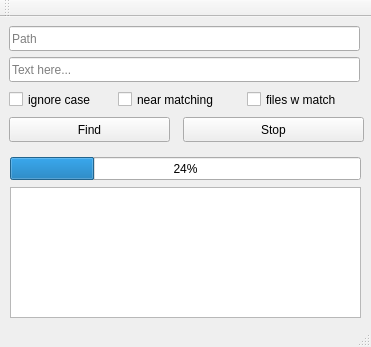
This is mainwindow.ui in gleb-kov/qtgrep as Qt 5 draws it before an edit. The edited form follows.
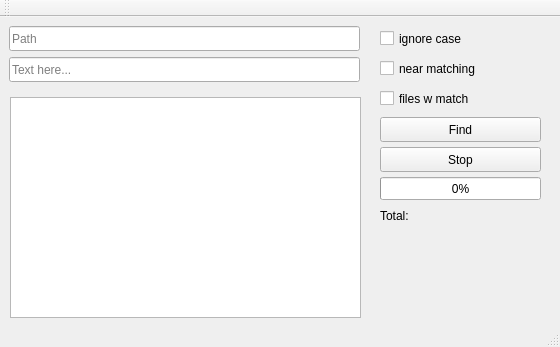
This is the edited form.

Diff of the .ui file:
```diff
--- a/mainwindow.ui
+++ b/mainwindow.ui
@@ -6,7 +6,7 @@
    <rect>
     <x>0</x>
     <y>0</y>
-    <width>371</width>
+    <width>560</width>
     <height>347</height>
    </rect>
   </property>
@@ -43,9 +43,9 @@
    <widget class="QCheckBox" name="checkBox">
     <property name="geometry">
      <rect>
-      <x>9</x>
-      <y>71</y>
-      <width>103</width>
+      <x>380</x>
+      <y>10</y>
+      <width>161</width>
       <height>23</height>
      </rect>
     </property>
@@ -56,9 +56,9 @@
    <widget class="QCheckBox" name="checkBox_2">
     <property name="geometry">
      <rect>
-      <x>118</x>
-      <y>71</y>
-      <width>123</width>
+      <x>380</x>
+      <y>40</y>
+      <width>161</width>
       <height>23</height>
      </rect>
     </property>
@@ -69,9 +69,9 @@
    <widget class="QCheckBox" name="checkBox_3">
     <property name="geometry">
      <rect>
-      <x>247</x>
-      <y>71</y>
-      <width>115</width>
+      <x>380</x>
+      <y>70</y>
+      <width>161</width>
       <height>23</height>
      </rect>
     </property>
@@ -82,7 +82,7 @@
    <widget class="QPushButton" name="pushButton">
     <property name="geometry">
      <rect>
-      <x>9</x>
+      <x>380</x>
       <y>100</y>
       <width>161</width>
       <height>25</height>
@@ -95,9 +95,9 @@
    <widget class="QPushButton" name="pushButton_2">
     <property name="geometry">
      <rect>
-      <x>183</x>
-      <y>100</y>
-      <width>181</width>
+      <x>380</x>
+      <y>130</y>
+      <width>161</width>
       <height>25</height>
      </rect>
     </property>
@@ -108,26 +108,39 @@
    <widget class="QProgressBar" name="progressBar">
     <property name="geometry">
      <rect>
-      <x>10</x>
-      <y>140</y>
-      <width>351</width>
+      <x>380</x>
+      <y>160</y>
+      <width>161</width>
       <height>23</height>
      </rect>
     </property>
     <property name="value">
-     <number>24</number>
+     <number>0</number>
     </property>
    </widget>
-   <widget class="QTextBrowser" name="textBrowser">
+   <widget class="QListWidget" name="listWidget">
     <property name="geometry">
      <rect>
       <x>10</x>
-      <y>170</y>
+      <y>80</y>
       <width>351</width>
-      <height>131</height>
+      <height>221</height>
      </rect>
     </property>
    </widget>
+   <widget class="QLabel" name="label">
+    <property name="geometry">
+     <rect>
+      <x>380</x>
+      <y>190</y>
+      <width>161</width>
+      <height>17</height>
+     </rect>
+    </property>
+    <property name="text">
+     <string>Total:</string>
+    </property>
+   </widget>
   </widget>
   <widget class="QToolBar" name="mainToolBar">
    <attribute name="toolBarArea">
```
